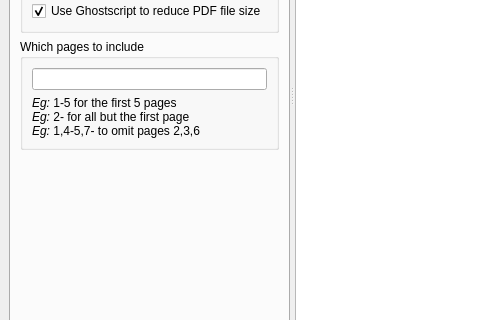
This is krop/mainwindow.ui in arminstraub/krop as Qt 5 draws it before an edit; both pictures show x 0 to 480 and y 288 to 608 of the 949 by 736 pixel window. The edited form follows.
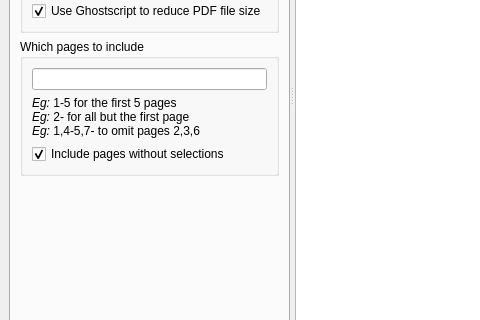
This is the edited form.

Commit message: New option for whether to include pages without selections in the output

Diff of the .ui file:
```diff
--- a/krop/mainwindow.ui
+++ b/krop/mainwindow.ui
@@ -162,6 +162,19 @@
               </property>
              </widget>
             </item>
+            <item>
+             <widget class="QCheckBox" name="checkIncludePagesWithoutSelections">
+              <property name="toolTip">
+               <string>&lt;p&gt;If checked, pages without selections will be included in the output unchanged. Otherwise, such pages will be removed from the output.&lt;/p&gt;</string>
+              </property>
+              <property name="text">
+               <string>Include pages without selections</string>
+              </property>
+              <property name="checked">
+               <bool>true</bool>
+              </property>
+             </widget>
+            </item>
            </layout>
           </widget>
          </item>
```
The commit also changes 5 other files.
